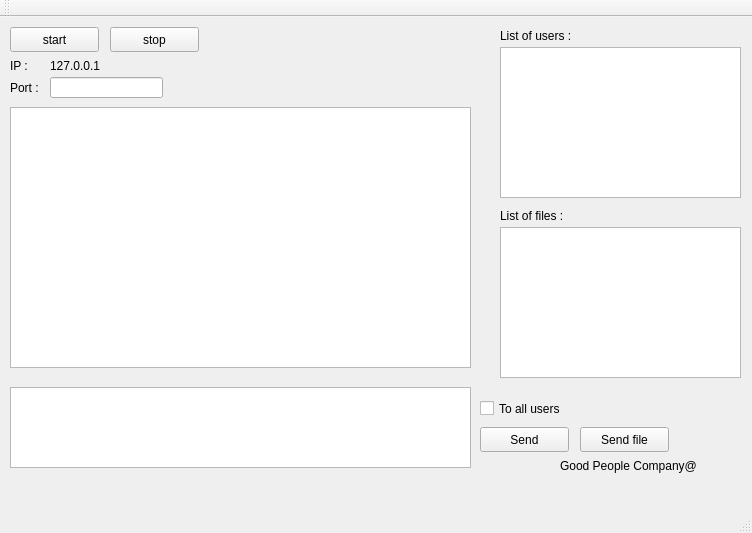
Old version of the form lab_3_TCPserver_chat_Qt/TCP_v2_server/mainwindow.ui in the repository MykytaOpanyuk/All_programs_studying.
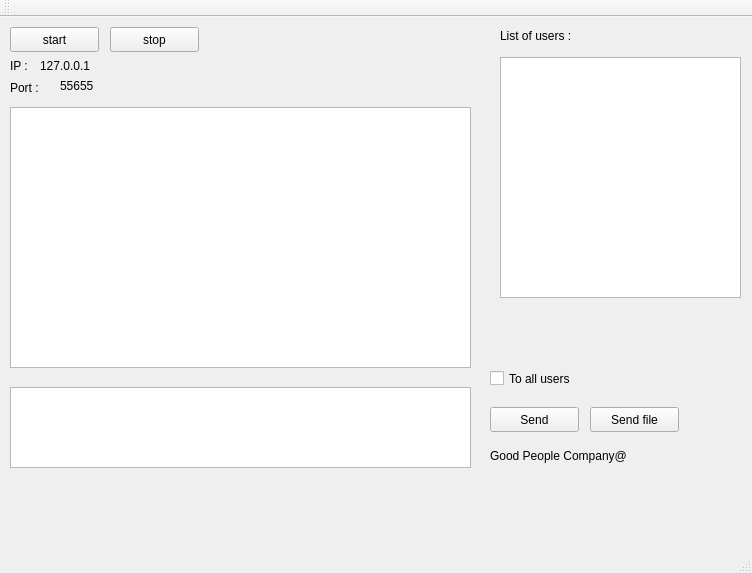
New version of the form.

```diff
--- a/lab_3_TCPserver_chat_Qt/TCP_v2_server/mainwindow.ui
+++ b/lab_3_TCPserver_chat_Qt/TCP_v2_server/mainwindow.ui
@@ -7,7 +7,7 @@
     <x>0</x>
     <y>0</y>
     <width>752</width>
-    <height>533</height>
+    <height>573</height>
    </rect>
   </property>
   <property name="windowTitle">
@@ -43,8 +43,8 @@
    <widget class="QLabel" name="label_4">
     <property name="geometry">
      <rect>
-      <x>560</x>
-      <y>440</y>
+      <x>490</x>
+      <y>430</y>
       <width>191</width>
       <height>17</height>
      </rect>
@@ -67,9 +67,9 @@
     <property name="geometry">
      <rect>
       <x>500</x>
-      <y>30</y>
+      <y>40</y>
       <width>241</width>
-      <height>151</height>
+      <height>241</height>
      </rect>
     </property>
    </widget>
@@ -137,8 +137,8 @@
    <widget class="QCheckBox" name="checkBox">
     <property name="geometry">
      <rect>
-      <x>480</x>
-      <y>380</y>
+      <x>490</x>
+      <y>350</y>
       <width>121</width>
       <height>23</height>
      </rect>
@@ -150,8 +150,8 @@
    <widget class="QPushButton" name="send">
     <property name="geometry">
      <rect>
-      <x>480</x>
-      <y>410</y>
+      <x>490</x>
+      <y>390</y>
       <width>89</width>
       <height>25</height>
      </rect>
@@ -163,8 +163,8 @@
    <widget class="QPushButton" name="send_file">
     <property name="geometry">
      <rect>
-      <x>580</x>
-      <y>410</y>
+      <x>590</x>
+      <y>390</y>
       <width>89</width>
       <height>25</height>
      </rect>
@@ -176,7 +176,7 @@
    <widget class="QLabel" name="IP">
     <property name="geometry">
      <rect>
-      <x>50</x>
+      <x>40</x>
       <y>40</y>
       <width>67</width>
       <height>17</height>
@@ -186,37 +186,17 @@
      <string>127.0.0.1</string>
     </property>
    </widget>
-   <widget class="QLineEdit" name="Port">
+   <widget class="QLabel" name="port">
     <property name="geometry">
      <rect>
-      <x>50</x>
+      <x>60</x>
       <y>60</y>
-      <width>113</width>
-      <height>21</height>
-     </rect>
-    </property>
-   </widget>
-   <widget class="QLabel" name="label_2">
-    <property name="geometry">
-     <rect>
-      <x>500</x>
-      <y>190</y>
-      <width>141</width>
+      <width>67</width>
       <height>17</height>
      </rect>
     </property>
     <property name="text">
-     <string>List of files :</string>
-    </property>
-   </widget>
-   <widget class="QListWidget" name="file_list">
-    <property name="geometry">
-     <rect>
-      <x>500</x>
-      <y>210</y>
-      <width>241</width>
-      <height>151</height>
-     </rect>
+     <string>55655</string>
     </property>
    </widget>
   </widget>
```
